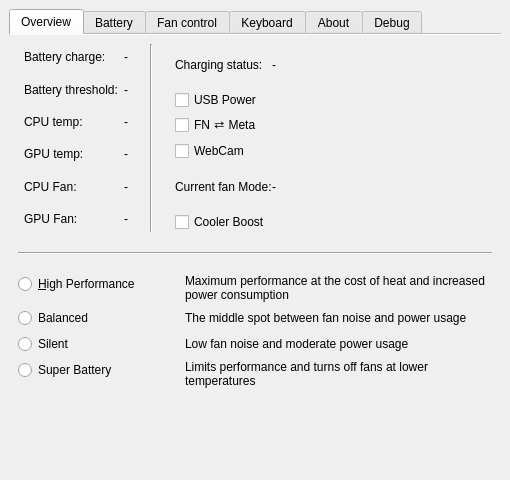
First picture: the form in src/mainwindow.ui, repository dmitry-s93/MControlCenter, before the edit.
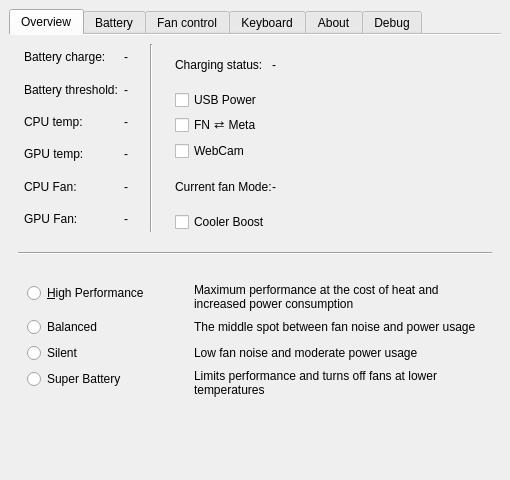
Second picture: the form after the edit.

Commit message: Disable shift mode form instead of the entire overview tab

What changed in the file:
```diff
--- a/src/mainwindow.ui
+++ b/src/mainwindow.ui
@@ -74,6 +74,7 @@
        </attribute>
        <layout class="QGridLayout" name="gridLayout">
         <item row="2" column="0" colspan="5">
+         <widget class="QWidget" name="modeFormWidget" native="true">
          <layout class="QFormLayout" name="formLayout_5">
           <property name="fieldGrowthPolicy">
            <enum>QFormLayout::FieldGrowthPolicy::AllNonFixedFieldsGrow</enum>
@@ -168,6 +169,7 @@
            </widget>
           </item>
          </layout>
+         </widget>
         </item>
         <item row="1" column="0" colspan="5">
          <widget class="Line" name="line_4">
```
Lines whose indentation alone changed are shown as unchanged. The commit also changes 1 other file.
